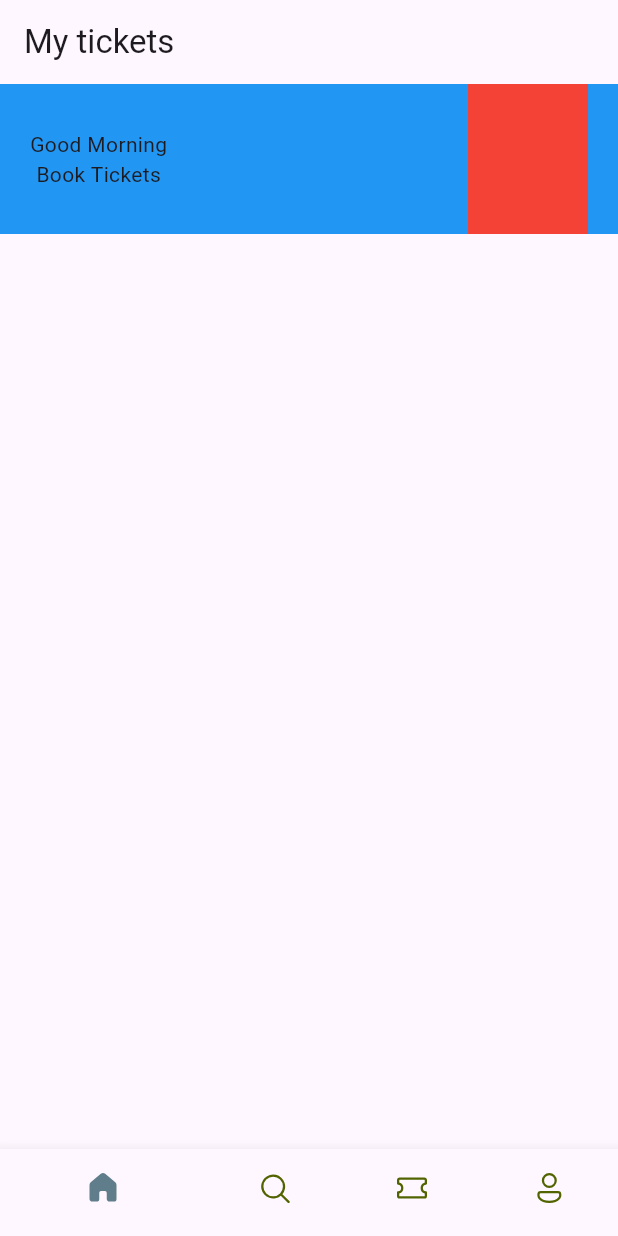
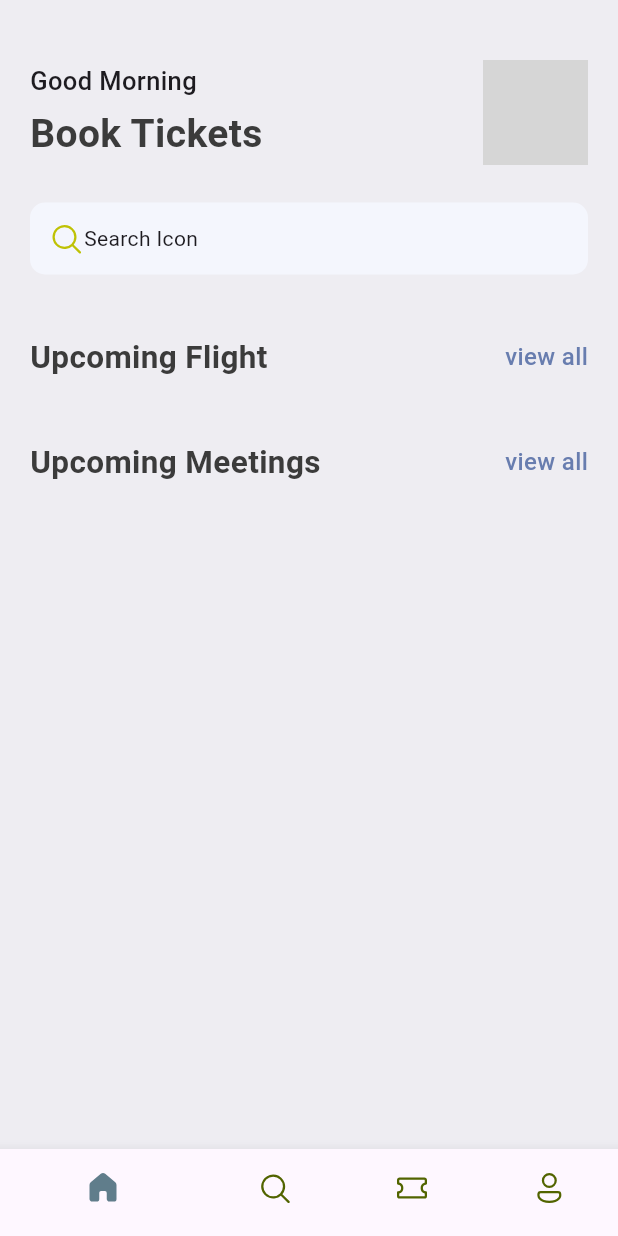
Before and after one commit to Ahmed-sys181/ticket_reservation_app, a Flutter app: the screen it shows after launch, on a phone screen of 412 x 824 dp. Run offline on Flutter 3.47's test engine with Material 3 defaults, Android fonts, the phone set to English and light mode, and no system bars; our stand-ins replace fluentui_icons; grey boxes are pictures that could not be loaded.

Commit message:
working on home screen

```diff
--- a/lib/base/buttom_nav_bar.dart
+++ b/lib/base/buttom_nav_bar.dart
@@ -2,7 +2,7 @@ import 'package:fluentui_icons/fluentui_icons.dart';
 import 'package:flutter/material.dart';
 import 'package:my_app/screens/home_screen.dart';
 
-class BottomNavBar  extends StatefulWidget {
+class BottomNavBar extends StatefulWidget {
   const BottomNavBar({super.key});
 
   @override
@@ -10,29 +10,25 @@ class BottomNavBar  extends StatefulWidget {
 }
 
 class _BottomNavBarState extends State<BottomNavBar> {
-
   final appScreens = [
     const HomeScreen(),
     const Center(child: Text("Search")),
     const Center(child: Text("Tickets")),
-    const Center(child: Text("Profile"))
+    const Center(child: Text("Profile")),
   ];
 
   // change the index of the selected bottomBar
   int _selectedIndex = 0;
 
-  void _onItemsTapped(int index){
+  void _onItemsTapped(int index) {
     setState(() {
-        _selectedIndex = index;
+      _selectedIndex = index;
     });
   }
 
   @override
   Widget build(BuildContext context) {
     return Scaffold(
-      appBar: AppBar(
-        title: Text("My tickets"),
-      ),
       body: appScreens[_selectedIndex],
       bottomNavigationBar: BottomNavigationBar(
         currentIndex: _selectedIndex,
@@ -41,19 +37,28 @@ class _BottomNavBarState extends State<BottomNavBar> {
         unselectedItemColor: const Color(0xff526400),
         showSelectedLabels: false,
         items: [
-        BottomNavigationBarItem(icon: Icon(FluentSystemIcons.ic_fluent_home_regular),
-        activeIcon: Icon(FluentSystemIcons.ic_fluent_home_filled),
-        label: "Home"),
-        BottomNavigationBarItem(icon: Icon(FluentSystemIcons.ic_fluent_search_regular),
-        activeIcon: Icon(FluentSystemIcons.ic_fluent_search_filled),
-        label: "Search"),
-        BottomNavigationBarItem(icon: Icon(FluentSystemIcons.ic_fluent_ticket_regular),
-        activeIcon: Icon(FluentSystemIcons.ic_fluent_ticket_filled),
-        label: "Tickets"),
-        BottomNavigationBarItem(icon: Icon(FluentSystemIcons.ic_fluent_person_regular),
-        activeIcon: Icon(FluentSystemIcons.ic_fluent_person_filled),
-        label: "Profile"),
-      ]),
+          BottomNavigationBarItem(
+            icon: Icon(FluentSystemIcons.ic_fluent_home_regular),
+            activeIcon: Icon(FluentSystemIcons.ic_fluent_home_filled),
+            label: "Home",
+          ),
+          BottomNavigationBarItem(
+            icon: Icon(FluentSystemIcons.ic_fluent_search_regular),
+            activeIcon: Icon(FluentSystemIcons.ic_fluent_search_filled),
+            label: "Search",
+          ),
+          BottomNavigationBarItem(
+            icon: Icon(FluentSystemIcons.ic_fluent_ticket_regular),
+            activeIcon: Icon(FluentSystemIcons.ic_fluent_ticket_filled),
+            label: "Tickets",
+          ),
+          BottomNavigationBarItem(
+            icon: Icon(FluentSystemIcons.ic_fluent_person_regular),
+            activeIcon: Icon(FluentSystemIcons.ic_fluent_person_filled),
+            label: "Profile",
+          ),
+        ],
+      ),
     );
   }
 }
--- /dev/null
+++ b/lib/base/res/styles/app_styles.dart
@@ -0,0 +1,31 @@
+import 'package:flutter/material.dart';
+
+Color primary = const Color(0xFF687daf);
+Color bgColor = const Color(0xFFeeedf2);
+Color text = const Color(0xFF3b3b3b);
+
+class AppStyles {
+  static Color primaryColor = primary;
+  static Color bg = bgColor;
+  static Color textColor = text;
+  // font size and font weight
+  static TextStyle textStyle = TextStyle(
+    fontSize: 16,
+    fontWeight: FontWeight.w500,
+    color: textColor,
+  );
+  static TextStyle textHeadLine1 = TextStyle(
+    fontSize: 26,
+    fontWeight: FontWeight.bold,
+    color: textColor,
+  );
+  static TextStyle textHeadLine2 = TextStyle(
+    fontSize: 21,
+    fontWeight: FontWeight.bold,
+    color: textColor,
+  );
+  static TextStyle textHeadLine3 = TextStyle(
+    fontSize: 17,
+    fontWeight: FontWeight.w500,
+  );
+}
--- /dev/null
+++ b/lib/base/res/widgets/double_text.dart
@@ -0,0 +1,24 @@
+import 'package:flutter/material.dart';
+import 'package:my_app/base/res/styles/app_styles.dart';
+
+class DoubleText extends StatelessWidget {
+  const DoubleText({super.key, required this.headText, required this.viewAll});
+  final String headText;
+  final String viewAll;
+
+  @override
+  Widget build(BuildContext context) {
+    return Row(
+      mainAxisAlignment: MainAxisAlignment.spaceBetween,
+      children: [
+        Text(headText, style: AppStyles.textHeadLine2),
+        InkWell(
+          child: Text(
+            viewAll,
+            style: AppStyles.textStyle.copyWith(color: AppStyles.primaryColor),
+          ),
+        ),
+      ],
+    );
+  }
+}
--- a/lib/main.dart
+++ b/lib/main.dart
@@ -11,6 +11,7 @@ class MyApp extends StatelessWidget {
   @override
   Widget build(BuildContext context) {
     return MaterialApp(
+      debugShowCheckedModeBanner: false,
       title: "flutter demo",
       theme: ThemeData(),
       home: BottomNavBar(),
--- a/lib/screens/home_screen.dart
+++ b/lib/screens/home_screen.dart
@@ -1,4 +1,7 @@
+import 'package:fluentui_icons/fluentui_icons.dart';
 import 'package:flutter/material.dart';
+import 'package:my_app/base/res/styles/app_styles.dart';
+import 'package:my_app/base/res/widgets/double_text.dart';
 
 class HomeScreen extends StatelessWidget {
   const HomeScreen({super.key});
@@ -6,10 +9,11 @@ class HomeScreen extends StatelessWidget {
   @override
   Widget build(BuildContext context) {
     return Scaffold(
+      backgroundColor: AppStyles.bg,
       body: ListView(
         children: [
+          SizedBox(height: 40),
           Container(
-            color: Colors.blue,
             padding: EdgeInsets.symmetric(horizontal: 20),
             child: Column(
               children: [
@@ -17,14 +21,46 @@ class HomeScreen extends StatelessWidget {
                   mainAxisAlignment: MainAxisAlignment.spaceBetween,
                   children: [
                     Column(
-                      children: [Text("Good Morning"), Text("Book Tickets")],
+                      crossAxisAlignment: CrossAxisAlignment.start,
+                      children: [
+                        Text("Good Morning", style: AppStyles.textHeadLine3),
+                        SizedBox(height: 5),
+                        Text("Book Tickets", style: AppStyles.textHeadLine1),
+                      ],
                     ),
-                    Container(color: Colors.red, height: 100, width: 80),
+                    Container(
+                      height: 70,
+                      width: 70,
+                      decoration: BoxDecoration(
+                        borderRadius: BorderRadius.circular(10),
+                        image: const DecorationImage(
+                          image: AssetImage("assets/images/logo.png"),
+                        ),
+                      ),
+                    ),
                   ],
                 ),
-                Row(children: [
-
-                  ],),
+                SizedBox(height: 25),
+                Container(
+                  padding: EdgeInsets.symmetric(horizontal: 12, vertical: 12),
+                  decoration: BoxDecoration(
+                    color: const Color(0xFFF4F6FD),
+                    borderRadius: BorderRadius.circular(10),
+                  ),
+                  child: Row(
+                    children: [
+                      Icon(
+                        FluentSystemIcons.ic_fluent_search_regular,
+                        color: Color(0xFFBFC205),
+                      ),
+                      Text("Search Icon"),
+                    ],
+                  ),
+                ),
+                SizedBox(height: 40),
+                DoubleText(headText: "Upcoming Flight", viewAll: "view all"),
+                SizedBox(height: 40),
+                DoubleText(headText: "Upcoming Meetings", viewAll: "view all"),
               ],
             ),
           ),
--- a/pubspec.yaml
+++ b/pubspec.yaml
@@ -59,7 +59,8 @@ flutter:
   uses-material-design: true
 
   # To add assets to your application, add an assets section, like this:
-  # assets:
+  assets:
+      - assets\images/
   #   - images/a_dot_burr.jpeg
   #   - images/a_dot_ham.jpeg
 
```
Also changed, not shown: assets/images/logo.png (added).
